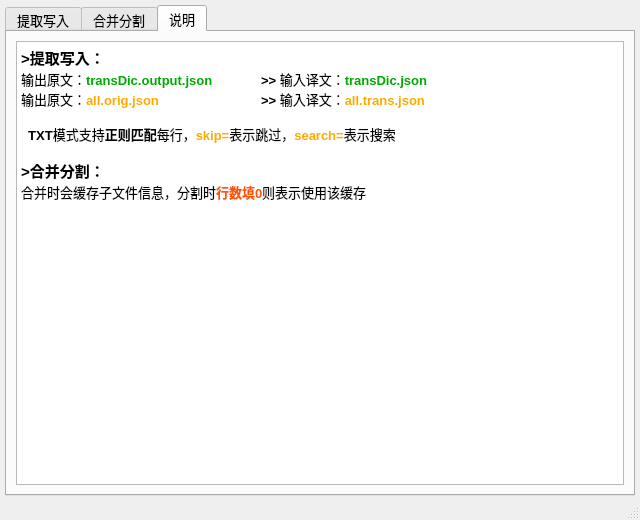
The window that ui_mainWindow.ui (satan53x/SExtractor) describes before a commit, drawn with Qt 5.
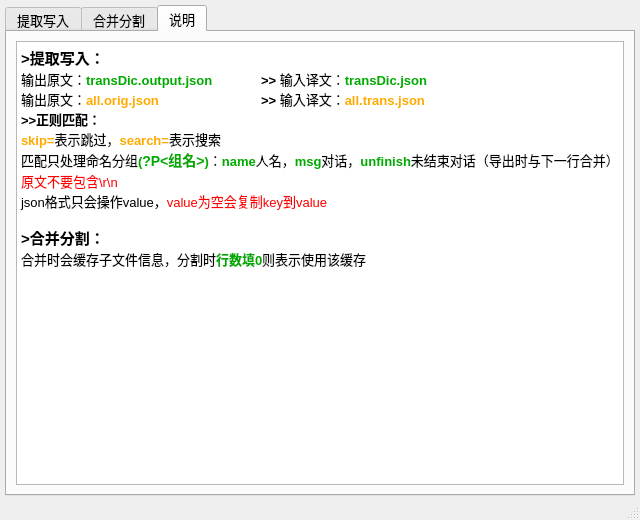
The same window after the commit. The open tabs and pages were chosen to show the change.

Commit message: 添加JSON正则匹配

What changed in the file:
```diff
--- a/ui_mainWindow.ui
+++ b/ui_mainWindow.ui
@@ -434,11 +434,14 @@
 &lt;p style=&quot; margin-top:0px; margin-bottom:0px; margin-left:0px; margin-right:0px; -qt-block-indent:0; text-indent:0px;&quot;&gt;&lt;span style=&quot; font-size:11pt; font-weight:600;&quot;&gt;&amp;gt;提取写入：&lt;/span&gt;&lt;/p&gt;
 &lt;p style=&quot; margin-top:0px; margin-bottom:0px; margin-left:0px; margin-right:0px; -qt-block-indent:0; text-indent:0px;&quot;&gt;输出原文：&lt;span style=&quot; font-weight:600; color:#00aa00;&quot;&gt;transDic.output.json	&lt;/span&gt;&lt;span style=&quot; font-weight:600; color:#000000;&quot;&gt;&amp;gt;&amp;gt;&lt;/span&gt;&lt;span style=&quot; font-weight:600; color:#00aa00;&quot;&gt; &lt;/span&gt;输入译文：&lt;span style=&quot; font-weight:600; color:#00aa00;&quot;&gt;transDic.json&lt;/span&gt;&lt;/p&gt;
 &lt;p style=&quot; margin-top:0px; margin-bottom:0px; margin-left:0px; margin-right:0px; -qt-block-indent:0; text-indent:0px;&quot;&gt;输出原文：&lt;span style=&quot; font-weight:600; color:#ffaa00;&quot;&gt;all.orig.json		&lt;/span&gt;&lt;span style=&quot; font-weight:600; color:#000000;&quot;&gt;&amp;gt;&amp;gt; &lt;/span&gt;输入译文：&lt;span style=&quot; font-weight:600; color:#ffaa00;&quot;&gt;all.trans.json&lt;/span&gt;&lt;/p&gt;
-&lt;p style=&quot;-qt-paragraph-type:empty; margin-top:0px; margin-bottom:0px; margin-left:0px; margin-right:0px; -qt-block-indent:0; text-indent:0px; font-weight:600; color:#ffaa00;&quot;&gt;&lt;br /&gt;&lt;/p&gt;
-&lt;p style=&quot; margin-top:0px; margin-bottom:0px; margin-left:0px; margin-right:0px; -qt-block-indent:0; text-indent:0px;&quot;&gt;&lt;span style=&quot; font-weight:600; color:#000000;&quot;&gt;  TXT&lt;/span&gt;&lt;span style=&quot; color:#000000;&quot;&gt;模式支持&lt;/span&gt;&lt;span style=&quot; font-weight:600; color:#000000;&quot;&gt;正则匹配&lt;/span&gt;&lt;span style=&quot; color:#000000;&quot;&gt;每行，&lt;/span&gt;&lt;span style=&quot; font-weight:600; color:#ffaa00;&quot;&gt;skip=&lt;/span&gt;&lt;span style=&quot; color:#000000;&quot;&gt;表示跳过，&lt;/span&gt;&lt;span style=&quot; font-weight:600; color:#ffaa00;&quot;&gt;search=&lt;/span&gt;&lt;span style=&quot; color:#000000;&quot;&gt;表示搜索&lt;/span&gt;&lt;/p&gt;
-&lt;p style=&quot;-qt-paragraph-type:empty; margin-top:0px; margin-bottom:0px; margin-left:0px; margin-right:0px; -qt-block-indent:0; text-indent:0px; font-weight:600; color:#000000;&quot;&gt;&lt;br /&gt;&lt;/p&gt;
+&lt;p style=&quot; margin-top:0px; margin-bottom:0px; margin-left:0px; margin-right:0px; -qt-block-indent:0; text-indent:0px;&quot;&gt;&lt;span style=&quot; font-weight:600; color:#000000;&quot;&gt;&amp;gt;&amp;gt;正则匹配：&lt;/span&gt;&lt;/p&gt;
+&lt;p style=&quot; margin-top:0px; margin-bottom:0px; margin-left:0px; margin-right:0px; -qt-block-indent:0; text-indent:0px;&quot;&gt;&lt;span style=&quot; font-weight:600; color:#ffaa00;&quot;&gt;skip=&lt;/span&gt;&lt;span style=&quot; color:#000000;&quot;&gt;表示跳过，&lt;/span&gt;&lt;span style=&quot; font-weight:600; color:#ffaa00;&quot;&gt;search=&lt;/span&gt;&lt;span style=&quot; color:#000000;&quot;&gt;表示搜索&lt;/span&gt;&lt;/p&gt;
+&lt;p style=&quot; margin-top:0px; margin-bottom:0px; margin-left:0px; margin-right:0px; -qt-block-indent:0; text-indent:0px;&quot;&gt;&lt;span style=&quot; color:#000000;&quot;&gt;匹配只处理命名分组&lt;/span&gt;&lt;span style=&quot; font-weight:600; color:#00aa00;&quot;&gt;(&lt;/span&gt;&lt;span style=&quot; font-family:'Consolas','Courier New','monospace'; font-size:14px; font-weight:600; color:#00aa00;&quot;&gt;?P&amp;lt;组名&amp;gt;&lt;/span&gt;&lt;span style=&quot; font-weight:600; color:#00aa00;&quot;&gt;)&lt;/span&gt;&lt;span style=&quot; color:#000000;&quot;&gt;：&lt;/span&gt;&lt;span style=&quot; font-weight:600; color:#00aa00;&quot;&gt;name&lt;/span&gt;&lt;span style=&quot; color:#000000;&quot;&gt;人名，&lt;/span&gt;&lt;span style=&quot; font-weight:600; color:#00aa00;&quot;&gt;msg&lt;/span&gt;&lt;span style=&quot; color:#000000;&quot;&gt;对话，&lt;/span&gt;&lt;span style=&quot; font-weight:600; color:#00aa00;&quot;&gt;unfinish&lt;/span&gt;&lt;span style=&quot; color:#000000;&quot;&gt;未结束对话（导出时与下一行合并）&lt;/span&gt;&lt;/p&gt;
+&lt;p style=&quot; margin-top:0px; margin-bottom:0px; margin-left:0px; margin-right:0px; -qt-block-indent:0; text-indent:0px;&quot;&gt;&lt;span style=&quot; color:#ff0000;&quot;&gt;原文不要包含\r\n&lt;/span&gt;&lt;/p&gt;
+&lt;p style=&quot; margin-top:0px; margin-bottom:0px; margin-left:0px; margin-right:0px; -qt-block-indent:0; text-indent:0px;&quot;&gt;&lt;span style=&quot; color:#000000;&quot;&gt;json格式只会操作value，&lt;/span&gt;&lt;span style=&quot; color:#ff0000;&quot;&gt;value为空会复制key到value&lt;/span&gt;&lt;/p&gt;
+&lt;p style=&quot;-qt-paragraph-type:empty; margin-top:0px; margin-bottom:0px; margin-left:0px; margin-right:0px; -qt-block-indent:0; text-indent:0px; color:#000000;&quot;&gt;&lt;br /&gt;&lt;/p&gt;
 &lt;p style=&quot; margin-top:0px; margin-bottom:0px; margin-left:0px; margin-right:0px; -qt-block-indent:0; text-indent:0px;&quot;&gt;&lt;span style=&quot; font-size:11pt; font-weight:600;&quot;&gt;&amp;gt;合并分割：&lt;/span&gt;&lt;/p&gt;
-&lt;p style=&quot; margin-top:0px; margin-bottom:0px; margin-left:0px; margin-right:0px; -qt-block-indent:0; text-indent:0px;&quot;&gt;合并时会缓存子文件信息，分割时&lt;span style=&quot; font-weight:600; color:#ff5500;&quot;&gt;行数填0&lt;/span&gt;则表示使用该缓存&lt;/p&gt;&lt;/body&gt;&lt;/html&gt;</string>
+&lt;p style=&quot; margin-top:0px; margin-bottom:0px; margin-left:0px; margin-right:0px; -qt-block-indent:0; text-indent:0px;&quot;&gt;合并时会缓存子文件信息，分割时&lt;span style=&quot; font-weight:600; color:#00aa00;&quot;&gt;行数填0&lt;/span&gt;则表示使用该缓存&lt;/p&gt;&lt;/body&gt;&lt;/html&gt;</string>
           </property>
          </widget>
         </item>
```
Left out of the diff: 3 changed lines with no effect on the pictures. The commit also changes 9 other files.
